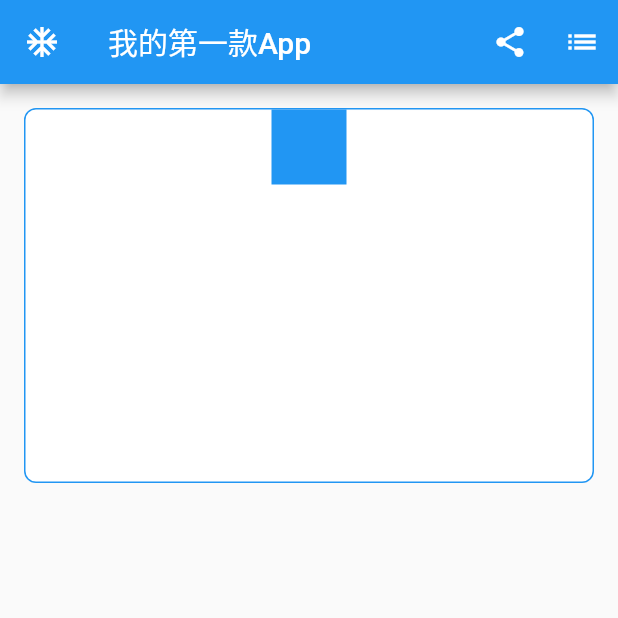
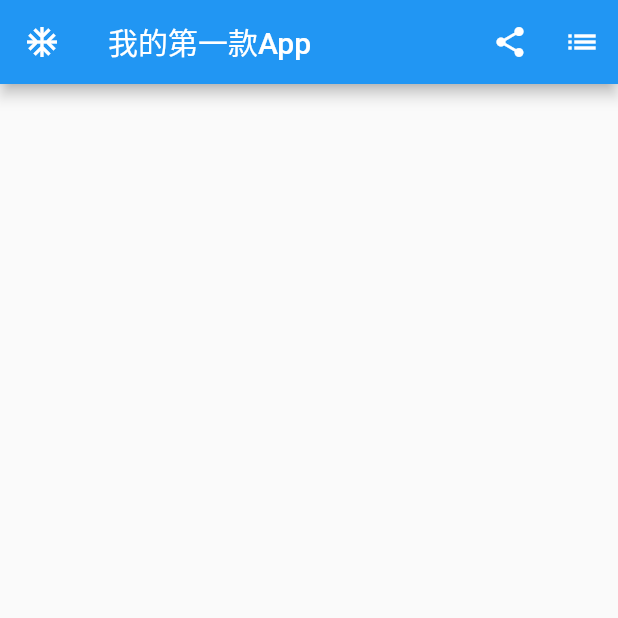
Before and after one commit to cnatom/flutter_learning_2023, a Flutter app: the screen it shows after launch, on a phone screen of 412 x 824 dp, the top half of it. Run offline on Flutter 3.47's test engine with Material 2 defaults, Android fonts, the phone set to English and light mode, and no system bars.

Commit message:
🐛bugfix(main):删除额外的代码

```diff
--- a/lib/main.dart
+++ b/lib/main.dart
@@ -23,34 +23,8 @@ class MyHomePage extends StatelessWidget {
       appBar: _buildAppBar(),
       body: Column(
         children: [
-          // 一个Container，提供用来演示布局的边框
-          Container(
-            width: double.infinity,
-            height: 250.0,
-            // 不到迫不得已，不要给Container设置height！ 此处仅仅用于演示
-            // 外边距
-            margin: EdgeInsets.all(16),
-            // 内边距
-            padding: EdgeInsets.all(0),
-            // Container美化
-            decoration: BoxDecoration(
-                color: Colors.white,
-                border: Border.all(color: Colors.blue),
-                borderRadius: BorderRadius.circular(8)),
-            // 放在Container内的组件
-            child: Column(
-              mainAxisAlignment: MainAxisAlignment.start, // 主轴 start
-              crossAxisAlignment: CrossAxisAlignment.center, // 副轴 center
-              children: [
-                // 一个蓝色的小方块，用于演示布局
-                Container(
-                  height: 50,
-                  width: 50,
-                  color: Colors.blue,
-                )
-              ],
-            ),
-          ),
+          // 从这里开始写
+
         ],
       ),
     );
```
